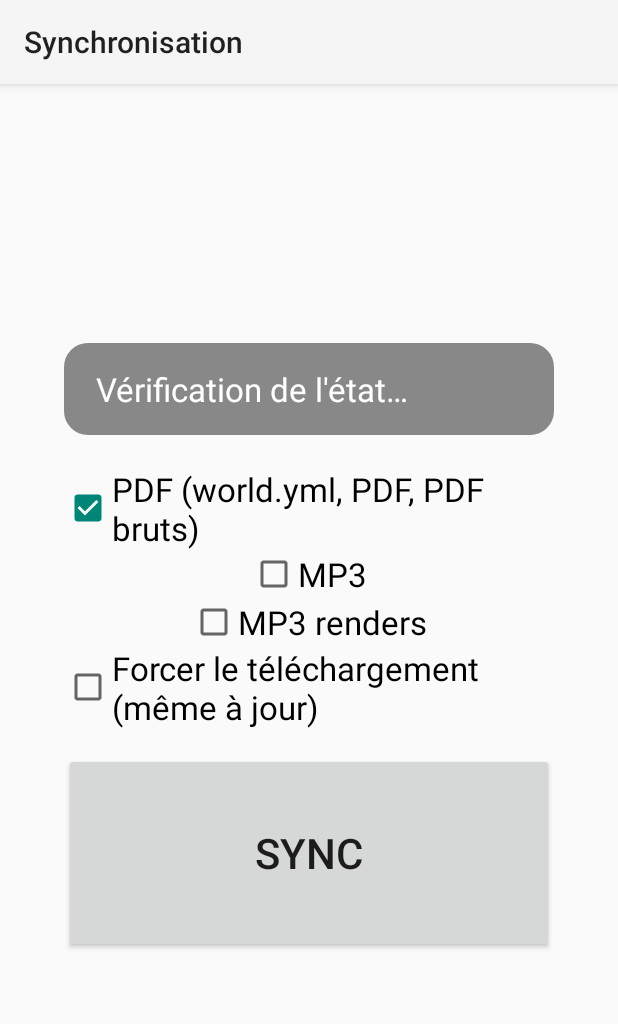
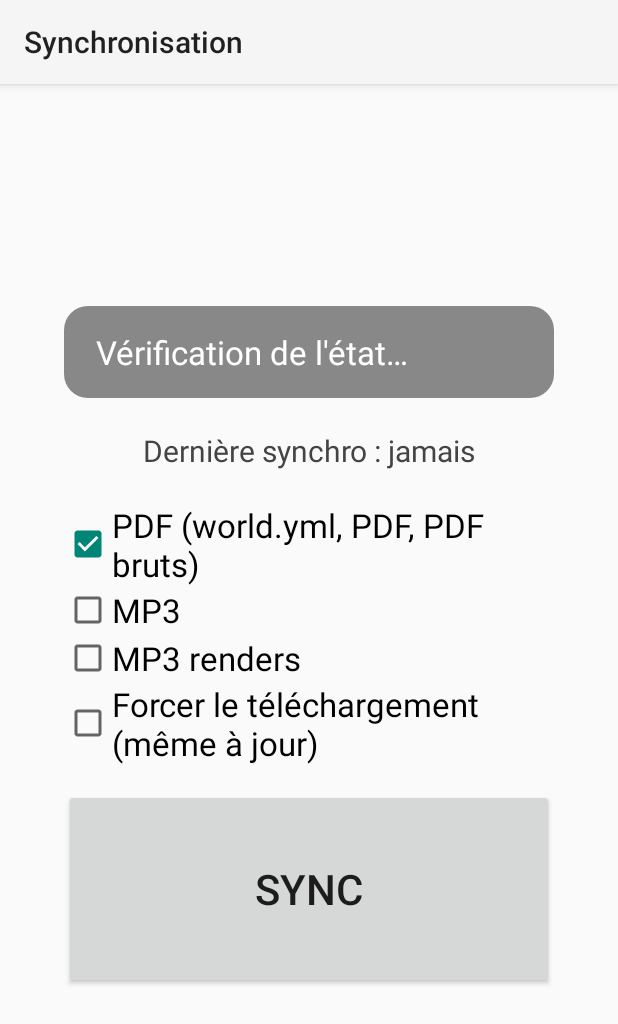
Before and after one commit to laurentcarrie/songbook-apk, an Android app: the SyncActivity screen opened directly, with no data from a screen before it, on a phone screen of 412 x 824 dp. Shown: the top 1024 px of the screen. Run offline under Robolectric (Android 15) with nearby library versions, the phone set to English and light mode, and no system bars; 1 statement that could not run was skipped.

Commit message:
Sync page: visible refresh on open, last sync date, left-aligned checkboxes
Co-Authored-By: Claude Sonnet 5.5 <noreply@anthropic.com>

```diff
--- a/app/src/main/java/com/laurentcarrie/zik/SyncActivity.java
+++ b/app/src/main/java/com/laurentcarrie/zik/SyncActivity.java
@@ -20,7 +20,7 @@ public class SyncActivity extends Activity {
     private Button syncButton;
     private CheckBox pdfBox, mp3Box, rendersBox, forceBox;
     private SharedPreferences prefs;
-    private TextView status, summary;
+    private TextView status, summary, lastSync;
     /** Per archive (pdf, mp3, mp3-renders): 0 up to date, 1 update available, 2 unreachable, -1 not checked yet. */
     private final int[] state = {-1, -1, -1};
     private ProgressBar bar;
@@ -46,6 +46,12 @@ public class SyncActivity extends Activity {
                 LinearLayout.LayoutParams.MATCH_PARENT, LinearLayout.LayoutParams.WRAP_CONTENT);
         slp.setMargins(0, 0, 0, 32);
         layout.addView(summary, slp);
+        lastSync = new TextView(this);
+        lastSync.setTextSize(20);
+        lastSync.setTextColor(Color.DKGRAY);
+        lastSync.setGravity(Gravity.CENTER);
+        layout.addView(lastSync, slp);
+        showLastSync();
         pdfBox = addCheckBox(layout, PDF_LABEL, "sync_pdf", true);
         mp3Box = addCheckBox(layout, MP3_LABEL, "sync_mp3", false);
         rendersBox = addCheckBox(layout, RENDERS_LABEL, "sync_renders", false);
@@ -70,16 +76,34 @@ public class SyncActivity extends Activity {
     @Override
     protected void onResume() {
         super.onResume();
+        showLastSync();
+        if (syncButton.isEnabled()) { // opening the page: the message of the last sync goes (not while a sync is running)
+            status.setVisibility(View.GONE);
+            status.setText("");
+        }
         checkUpToDate();
+    }
+
+    /** The date of the last successful sync, kept in the preferences. */
+    private void showLastSync() {
+        long t = prefs.getLong("last_sync", 0);
+        lastSync.setText("Dernière synchro : " + (t == 0 ? "jamais"
+                : new java.text.SimpleDateFormat("dd/MM/yyyy HH:mm", java.util.Locale.FRANCE).format(new java.util.Date(t))));
     }
 
     /** Checks, in the background, which archives changed on the server, and says so next to each box. */
     private void checkUpToDate() {
         if (!Environment.isExternalStorageManager()) return;
+        CheckBox[] boxes = {pdfBox, mp3Box, rendersBox};
+        String[] labels = {PDF_LABEL, MP3_LABEL, RENDERS_LABEL};
+        // forget the previous answers at once: the page shows that it is checking, not an old state
+        for (int i = 0; i < boxes.length; i++) {
+            state[i] = -1;
+            boxes[i].setText(labels[i] + " — vérification…");
+        }
+        updateSummary();
         new Thread(() -> {
             String[] names = {"pdf", "mp3", "mp3-renders"};
-            CheckBox[] boxes = {pdfBox, mp3Box, rendersBox};
-            String[] labels = {PDF_LABEL, MP3_LABEL, RENDERS_LABEL};
             for (int i = 0; i < names.length; i++) {
                 String suffix;
                 try {
@@ -154,8 +178,10 @@ public class SyncActivity extends Activity {
             prefs.edit().putBoolean(key, on).apply();
             updateSummary();
         });
-        layout.addView(c, new LinearLayout.LayoutParams(
-                LinearLayout.LayoutParams.WRAP_CONTENT, LinearLayout.LayoutParams.WRAP_CONTENT));
+        LinearLayout.LayoutParams lp = new LinearLayout.LayoutParams(
+                LinearLayout.LayoutParams.WRAP_CONTENT, LinearLayout.LayoutParams.WRAP_CONTENT);
+        lp.gravity = Gravity.START; // boxes in a left-aligned column, each text right after its box
+        layout.addView(c, lp);
         return c;
     }
 
@@ -192,6 +218,7 @@ public class SyncActivity extends Activity {
                 if (doMp3) done.add(describe(Storage.syncArchive("mp3", prefs, force, prog), "MP3"));
                 if (doRenders) done.add(describe(Storage.syncArchive("mp3-renders", prefs, force, prog), "MP3 renders"));
                 msg = "Synchro : " + String.join(", ", done);
+                prefs.edit().putLong("last_sync", System.currentTimeMillis()).apply();
             } catch (Exception e) {
                 msg = "Échec de la synchro : " + e.getMessage();
             }
@@ -200,6 +227,7 @@ public class SyncActivity extends Activity {
                 bar.setVisibility(View.GONE);
                 setSyncEnabled(true);
                 status.setText(m);
+                showLastSync();
                 Toast.makeText(this, m, Toast.LENGTH_LONG).show();
                 checkUpToDate();
             });
```
